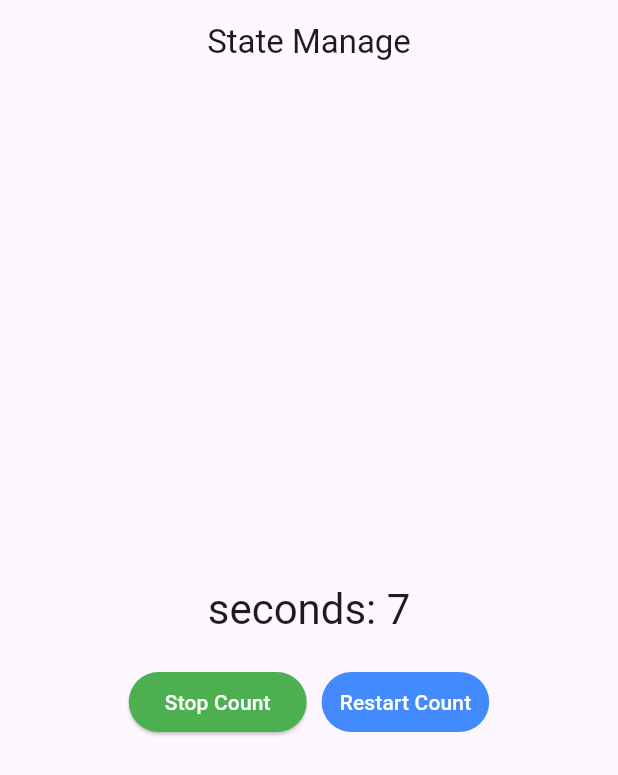
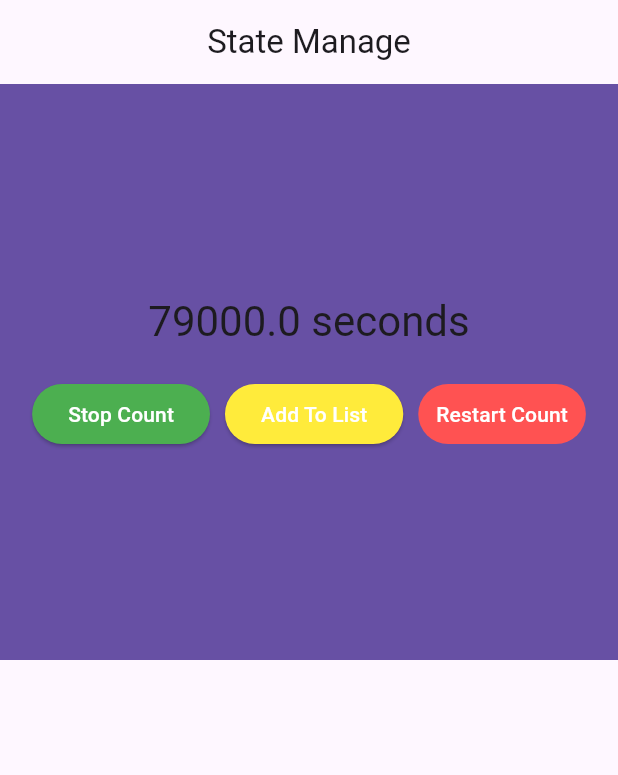
Before and after one commit to devetechnologies/devetechnologies_flutter_course, a Flutter app: the screen it shows after launch, on a phone screen of 412 x 824 dp. Shown: the top 775 px of the screen. Run offline on Flutter 3.47's test engine with Material 3 defaults, Android fonts, the phone set to English and light mode, and no system bars; our stand-ins replace flutter_rating_bar.

Commit message:
Working with Scroll

```diff
--- a/lib/manage-state/stop_count.dart
+++ b/lib/manage-state/stop_count.dart
@@ -13,17 +13,19 @@ class _StopCounterStateState extends State<StopCounterState> {
   int seconds = 0;
   Timer? timer;
   bool isClick = true;
+  int milliseconds = 0;
+  final listSeconds = <int>[];
 
   @override
   void initState() {
     // TODO: implement initState
     super.initState();
-    timer = Timer.periodic(const Duration(seconds: 1), _runing);
+    timer = Timer.periodic(const Duration(microseconds: 100), _runing);
   }
 
   void _runing(Timer timer) {
     setState(() {
-      ++seconds;
+      milliseconds += 100;
     });
   }
 
@@ -35,11 +37,17 @@ class _StopCounterStateState extends State<StopCounterState> {
   }
 
   void _restartCount() {
-    timer = Timer.periodic(const Duration(seconds: 1), _runing);
+    timer = Timer.periodic(const Duration(microseconds: 100), _runing);
+    listSeconds.clear();
     setState(() {
-      seconds = 0;
+      milliseconds = 0;
       isClick = true;
     });
+  }
+
+  String _secondText(int microseconds) {
+    final secondsText = milliseconds / 100;
+    return '$secondsText seconds';
   }
 
   @override
@@ -49,14 +57,30 @@ class _StopCounterStateState extends State<StopCounterState> {
         centerTitle: true,
         title: const Text('State Manage'),
       ),
-      body: SizedBox(
-        width: double.infinity,
-        height: double.infinity,
+      body: Column(
+        children: [
+          Expanded(child: _buildSecondsContainer(context)),
+          Expanded(child: _buildCountList())
+        ],
+      ),
+    );
+  }
+
+  void addValueListSeconds() {
+    setState(() {
+      listSeconds.add(milliseconds);
+      milliseconds = 0;
+    });
+  }
+
+  Widget _buildSecondsContainer(BuildContext context) {
+    return Container(
+      color: Theme.of(context).primaryColor,
       child: Column(
         mainAxisAlignment: MainAxisAlignment.center,
         children: [
           Text(
-              'seconds: $seconds',
+            _secondText(milliseconds),
             style: Theme.of(context).textTheme.headlineMedium,
           ),
           const SizedBox(
@@ -77,11 +101,23 @@ class _StopCounterStateState extends State<StopCounterState> {
               const SizedBox(
                 width: 10,
               ),
+              ElevatedButton(
+                onPressed: isClick ? addValueListSeconds : null,
+                style: ButtonStyle(
+                    backgroundColor:
+                        MaterialStateProperty.all<Color>(Colors.yellow),
+                    foregroundColor:
+                        MaterialStateProperty.all<Color>(Colors.white)),
+                child: const Text('Add To List'),
+              ),
+              const SizedBox(
+                width: 10,
+              ),
               TextButton(
                 onPressed: isClick ? null : _restartCount,
                 style: ButtonStyle(
                     backgroundColor:
-                          MaterialStateProperty.all<Color>(Colors.blueAccent),
+                        MaterialStateProperty.all<Color>(Colors.redAccent),
                     foregroundColor:
                         MaterialStateProperty.all<Color>(Colors.white)),
                 child: const Text('Restart Count'),
@@ -90,7 +126,17 @@ class _StopCounterStateState extends State<StopCounterState> {
           )
         ],
       ),
-      ),
+    );
+  }
+
+  Widget _buildCountList() {
+    return ListView(
+      children: [
+        for (int microseconds in listSeconds)
+          ListTile(
+            title: Text(_secondText(microseconds)),
+          )
+      ],
     );
   }
 }
```
Lines whose indentation alone changed are shown as unchanged.
